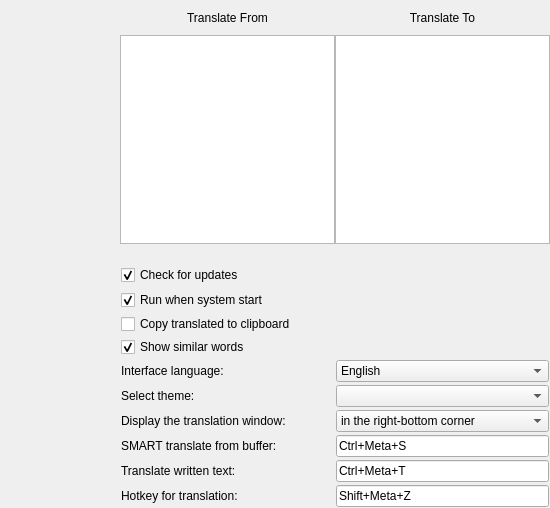
Above: src/widget.ui from NeiroNext/QuickTranslator before the change. Below: the same form after it.
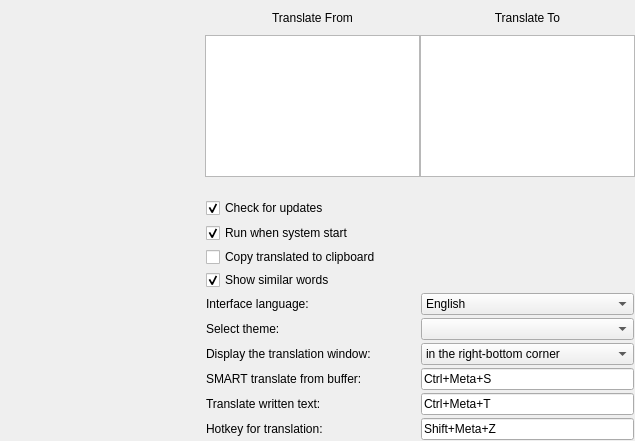
That is the form after the change. Icons and pictures are not drawn.

What changed in the file:
```diff
--- a/src/widget.ui
+++ b/src/widget.ui
@@ -6,8 +6,8 @@
    <rect>
     <x>0</x>
     <y>0</y>
-    <width>550</width>
-    <height>508</height>
+    <width>635</width>
+    <height>441</height>
    </rect>
   </property>
   <property name="minimumSize">
```
